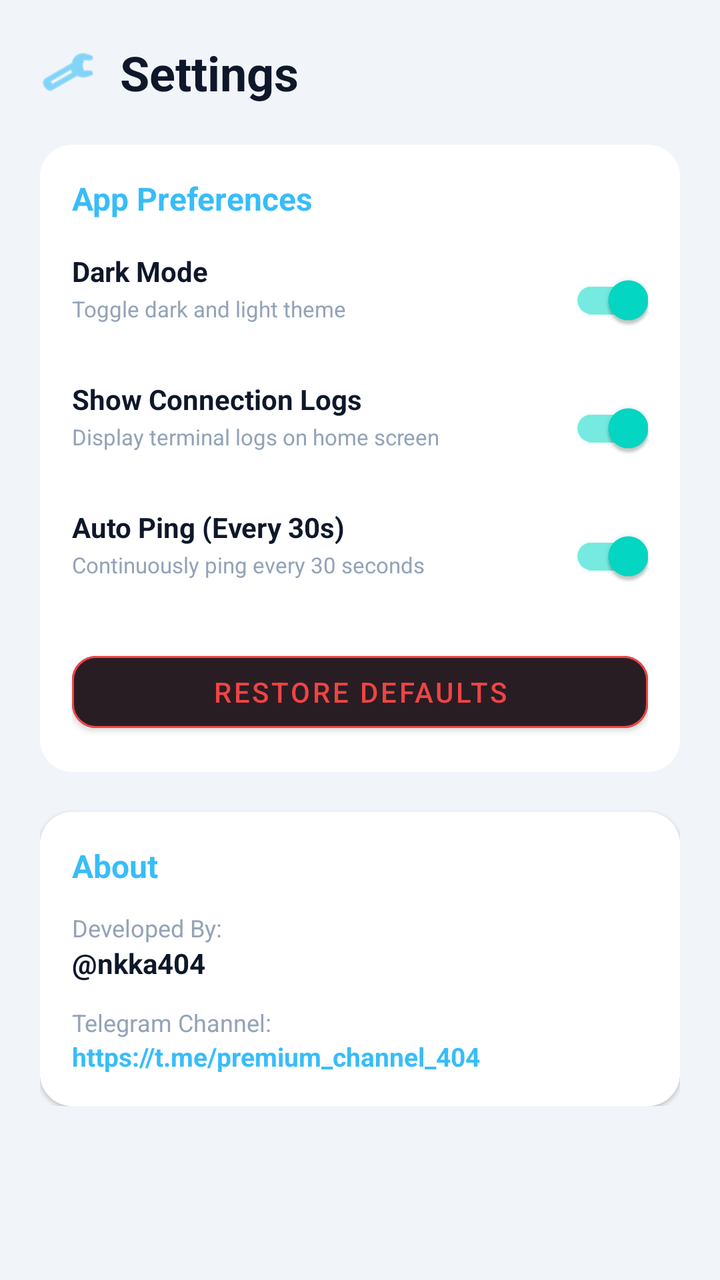
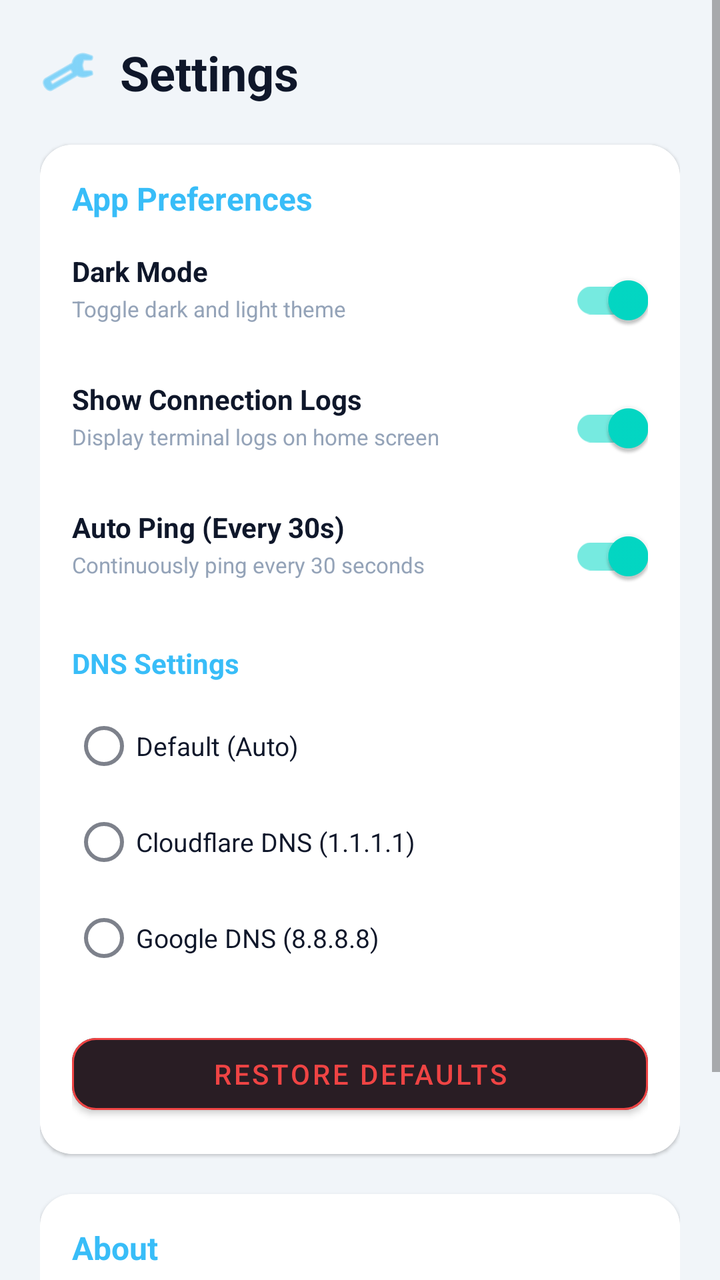

The first picture is an Android layout as it rendered before a commit; the second is the same layout after the commit. The layout source and the unified diff follow.
<!-- AndroidManifest.xml: application theme AppTheme -->
<!-- res/layout/nav_drawer.xml -->
<?xml version="1.0" encoding="utf-8"?>
<ScrollView xmlns:android="http://schemas.android.com/apk/res/android"
    xmlns:app="http://schemas.android.com/apk/res-auto"
    android:id="@+id/drawerScrollView"
    android:layout_width="300dp"
    android:layout_height="match_parent"
    android:layout_gravity="start"
    android:background="?android:attr/colorBackground">

    <LinearLayout
        android:layout_width="match_parent"
        android:layout_height="wrap_content"
        android:orientation="vertical"
        android:padding="20dp">

        
        <LinearLayout
            android:layout_width="match_parent"
            android:layout_height="wrap_content"
            android:gravity="center_vertical"
            android:orientation="horizontal">

            <ImageView
                android:layout_width="28dp"
                android:layout_height="28dp"
                android:src="@android:drawable/ic_menu_preferences"
                app:tint="#38BDF8" />

            <TextView
                android:layout_width="wrap_content"
                android:layout_height="wrap_content"
                android:layout_marginStart="12dp"
                android:text="Settings"
                android:textColor="?attr/colorOnBackground"
                android:textSize="24sp"
                android:textStyle="bold" />
        </LinearLayout>

        
        <com.google.android.material.card.MaterialCardView
            android:layout_width="match_parent"
            android:layout_height="wrap_content"
            android:layout_marginTop="20dp"
            app:cardBackgroundColor="?attr/colorSurface"
            app:cardCornerRadius="16dp"
            app:strokeWidth="1dp">

            <LinearLayout
                android:layout_width="match_parent"
                android:layout_height="wrap_content"
                android:orientation="vertical"
                android:padding="16dp">

                <TextView
                    android:layout_width="wrap_content"
                    android:layout_height="wrap_content"
                    android:text="App Preferences"
                    android:textColor="#38BDF8"
                    android:textSize="16sp"
                    android:textStyle="bold" />

                
                <RelativeLayout
                    android:layout_width="match_parent"
                    android:layout_height="wrap_content"
                    android:layout_marginTop="16dp">

                    <LinearLayout
                        android:layout_width="wrap_content"
                        android:layout_height="wrap_content"
                        android:layout_alignParentStart="true"
                        android:layout_toStartOf="@id/switchDarkMode"
                        android:orientation="vertical">

                        <TextView
                            android:layout_width="wrap_content"
                            android:layout_height="wrap_content"
                            android:text="Dark Mode"
                            android:textColor="?attr/colorOnBackground"
                            android:textSize="14sp"
                            android:textStyle="bold" />

                        <TextView
                            android:layout_width="wrap_content"
                            android:layout_height="wrap_content"
                            android:layout_marginTop="2dp"
                            android:text="Toggle dark and light theme"
                            android:textColor="#94A3B8"
                            android:textSize="11sp" />
                    </LinearLayout>

                    <com.google.android.material.switchmaterial.SwitchMaterial
                        android:id="@+id/switchDarkMode"
                        android:layout_width="wrap_content"
                        android:layout_height="wrap_content"
                        android:layout_alignParentEnd="true"
                        android:checked="true" />
                </RelativeLayout>

                
                <RelativeLayout
                    android:layout_width="match_parent"
                    android:layout_height="wrap_content"
                    android:layout_marginTop="16dp">

                    <LinearLayout
                        android:layout_width="wrap_content"
                        android:layout_height="wrap_content"
                        android:layout_alignParentStart="true"
                        android:layout_toStartOf="@id/switchLogs"
                        android:orientation="vertical">

                        <TextView
                            android:layout_width="wrap_content"
                            android:layout_height="wrap_content"
                            android:text="Show Connection Logs"
                            android:textColor="?attr/colorOnBackground"
                            android:textSize="14sp"
                            android:textStyle="bold" />

                        <TextView
                            android:layout_width="wrap_content"
                            android:layout_height="wrap_content"
                            android:layout_marginTop="2dp"
                            android:text="Display terminal logs on home screen"
                            android:textColor="#94A3B8"
                            android:textSize="11sp" />
                    </LinearLayout>

                    <com.google.android.material.switchmaterial.SwitchMaterial
                        android:id="@+id/switchLogs"
                        android:layout_width="wrap_content"
                        android:layout_height="wrap_content"
                        android:layout_alignParentEnd="true"
                        android:checked="true" />
                </RelativeLayout>

                
                <RelativeLayout
                    android:layout_width="match_parent"
                    android:layout_height="wrap_content"
                    android:layout_marginTop="16dp">

                    <LinearLayout
                        android:layout_width="wrap_content"
                        android:layout_height="wrap_content"
                        android:layout_alignParentStart="true"
                        android:layout_toStartOf="@id/switchPing"
                        android:orientation="vertical">

                        <TextView
                            android:layout_width="wrap_content"
                            android:layout_height="wrap_content"
                            android:text="Auto Ping (Every 30s)"
                            android:textColor="?attr/colorOnBackground"
                            android:textSize="14sp"
                            android:textStyle="bold" />

                        <TextView
                            android:layout_width="wrap_content"
                            android:layout_height="wrap_content"
                            android:layout_marginTop="2dp"
                            android:text="Continuously ping every 30 seconds"
                            android:textColor="#94A3B8"
                            android:textSize="11sp" />
                    </LinearLayout>

                    <com.google.android.material.switchmaterial.SwitchMaterial
                        android:id="@+id/switchPing"
                        android:layout_width="wrap_content"
                        android:layout_height="wrap_content"
                        android:layout_alignParentEnd="true"
                        android:checked="true" />
                </RelativeLayout>

                
                <com.google.android.material.button.MaterialButton
                    android:id="@+id/btnRestoreDefaults"
                    android:layout_width="match_parent"
                    android:layout_height="wrap_content"
                    android:layout_marginTop="20dp"
                    android:text="Restore Defaults"
                    android:textColor="#EF4444"
                    app:backgroundTint="#291D24"
                    app:cornerRadius="12dp"
                    app:strokeColor="#EF4444"
                    app:strokeWidth="1dp" />

            </LinearLayout>
        </com.google.android.material.card.MaterialCardView>

        
        <com.google.android.material.card.MaterialCardView
            android:layout_width="match_parent"
            android:layout_height="wrap_content"
            android:layout_marginTop="20dp"
            app:cardBackgroundColor="?attr/colorSurface"
            app:cardCornerRadius="16dp"
            app:strokeWidth="1dp">

            <LinearLayout
                android:layout_width="match_parent"
                android:layout_height="wrap_content"
                android:orientation="vertical"
                android:padding="16dp">

                <TextView
                    android:layout_width="wrap_content"
                    android:layout_height="wrap_content"
                    android:text="About"
                    android:textColor="#38BDF8"
                    android:textSize="16sp"
                    android:textStyle="bold" />

                <TextView
                    android:layout_width="wrap_content"
                    android:layout_height="wrap_content"
                    android:layout_marginTop="12dp"
                    android:text="Developed By:"
                    android:textColor="#94A3B8"
                    android:textSize="12sp" />

                <TextView
                    android:layout_width="wrap_content"
                    android:layout_height="wrap_content"
                    android:text="@nkka404"
                    android:textColor="?attr/colorOnBackground"
                    android:textSize="14sp"
                    android:textStyle="bold" />

                <TextView
                    android:layout_width="wrap_content"
                    android:layout_height="wrap_content"
                    android:layout_marginTop="12dp"
                    android:text="Telegram Channel:"
                    android:textColor="#94A3B8"
                    android:textSize="12sp" />

                <TextView
                    android:id="@+id/tvTelegram"
                    android:layout_width="wrap_content"
                    android:layout_height="wrap_content"
                    android:clickable="true"
                    android:focusable="true"
                    android:text="https://t.me/premium_channel_404"
                    android:textColor="#38BDF8"
                    android:textSize="13sp"
                    android:textStyle="bold" />

            </LinearLayout>
        </com.google.android.material.card.MaterialCardView>

    </LinearLayout>
</ScrollView>
<!-- resources referenced by this layout -->
<resources>
  <style name="AppTheme" parent="Theme.MaterialComponents.DayNight.NoActionBar">
          
          <item name="colorPrimary">#38BDF8</item>
          <item name="colorPrimaryVariant">#0284C7</item>
          <item name="colorOnPrimary">#FFFFFF</item>
          
          
          <item name="android:colorBackground">#F1F5F9</item>
          <item name="colorSurface">#FFFFFF</item>
          <item name="colorOnBackground">#0F172A</item>
          <item name="colorOnSurface">#0F172A</item>
          <item name="android:statusBarColor">#F1F5F9</item>
          <item name="android:windowLightStatusBar">true</item>
      </style>
</resources>

<!-- the commit's change to res/layout/nav_drawer.xml (unified diff, before → after) -->
@@ -174,6 +174,47 @@
                 </RelativeLayout>
 
                 
+                <TextView
+                    android:layout_width="wrap_content"
+                    android:layout_height="wrap_content"
+                    android:layout_marginTop="20dp"
+                    android:text="DNS Settings"
+                    android:textColor="#38BDF8"
+                    android:textSize="14sp"
+                    android:textStyle="bold" />
+
+                <RadioGroup
+                    android:id="@+id/rgDns"
+                    android:layout_width="match_parent"
+                    android:layout_height="wrap_content"
+                    android:layout_marginTop="8dp">
+
+                    <RadioButton
+                        android:id="@+id/rbDnsDefault"
+                        android:layout_width="wrap_content"
+                        android:layout_height="wrap_content"
+                        android:text="Default (Auto)"
+                        android:textColor="?attr/colorOnBackground"
+                        android:textSize="13sp" />
+
+                    <RadioButton
+                        android:id="@+id/rbDnsCloudflare"
+                        android:layout_width="wrap_content"
+                        android:layout_height="wrap_content"
+                        android:text="Cloudflare DNS (1.1.1.1)"
+                        android:textColor="?attr/colorOnBackground"
+                        android:textSize="13sp" />
+
+                    <RadioButton
+                        android:id="@+id/rbDnsGoogle"
+                        android:layout_width="wrap_content"
+                        android:layout_height="wrap_content"
+                        android:text="Google DNS (8.8.8.8)"
+                        android:textColor="?attr/colorOnBackground"
+                        android:textSize="13sp" />
+                </RadioGroup>
+
+                
                 <com.google.android.material.button.MaterialButton
                     android:id="@+id/btnRestoreDefaults"
                     android:layout_width="match_parent"
